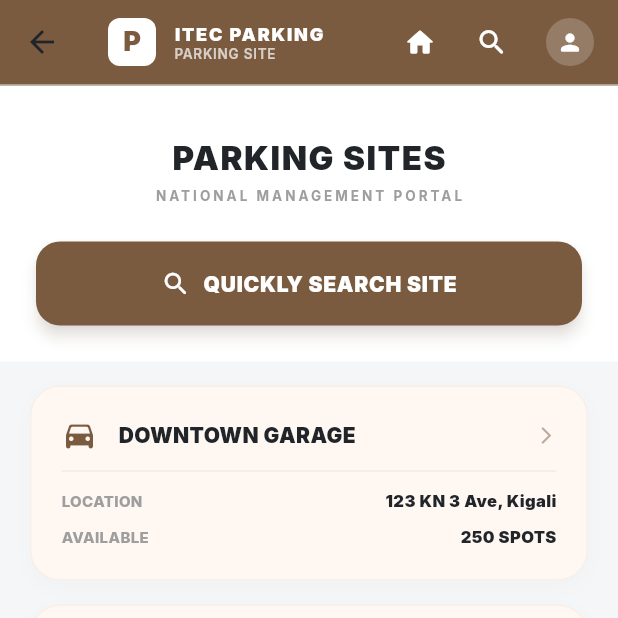
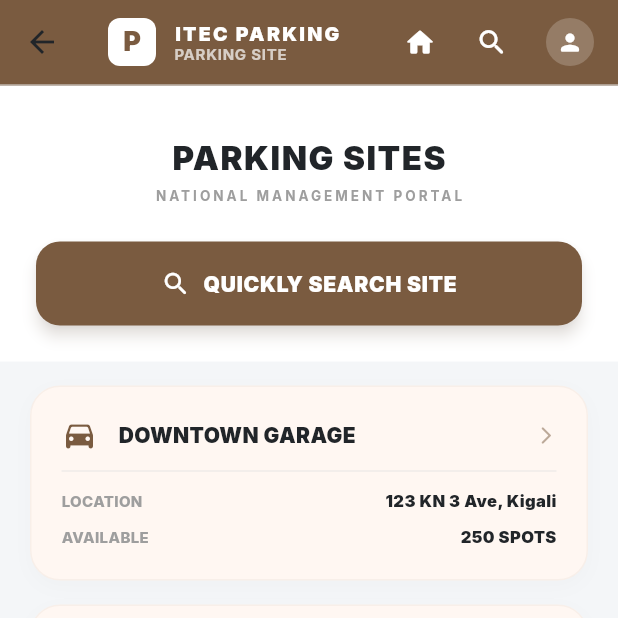
Before and after one commit to dieumerci-niyonkuru/parkease-parking-app, a Flutter app: the MainLayout screen opened by its route, item 2 of the bottom bar chosen, on a phone screen of 412 x 824 dp, the top half of it. Run offline on Flutter 3.47's test engine with Material 3 defaults, Android fonts, the phone set to English and light mode, and no system bars; drawn by our look-alikes of flutter_animate; our stand-ins replace country_code_picker, flutter_local_notifications, flutter_secure_storage, flutter_staggered_animations, google_fonts, image_picker and 3 more; accounts and stored records are empty; network calls fail; statements that could not run were skipped.

Commit message:
ui: update dashboard header, greeting, and vehicle lookup card to match mockup

```diff
--- a/lib/screens/main_layout.dart
+++ b/lib/screens/main_layout.dart
@@ -120,8 +120,8 @@ class _MainLayoutState extends State<MainLayout> {
                 Column(
                   crossAxisAlignment: CrossAxisAlignment.start,
                   children: [
-                    const Text('ITEC PARKING', style: TextStyle(color: Colors.white, fontSize: 12, letterSpacing: 1.2, fontWeight: FontWeight.w900)),
-                    Text(_pageTitle, style: const TextStyle(color: Colors.white70, fontSize: 9, letterSpacing: 0.5)),
+                    const Text('ITEC PARKING', style: TextStyle(color: Colors.white, fontSize: 13, letterSpacing: 1.5, fontWeight: FontWeight.w900)),
+                    Text(_pageTitle, style: const TextStyle(color: Colors.white70, fontSize: 10, letterSpacing: 0.5, fontWeight: FontWeight.w700)),
                   ],
                 ),
               ],
```
Also changed, not shown: lib/screens/home_screen.dart (+13 -20 lines).
